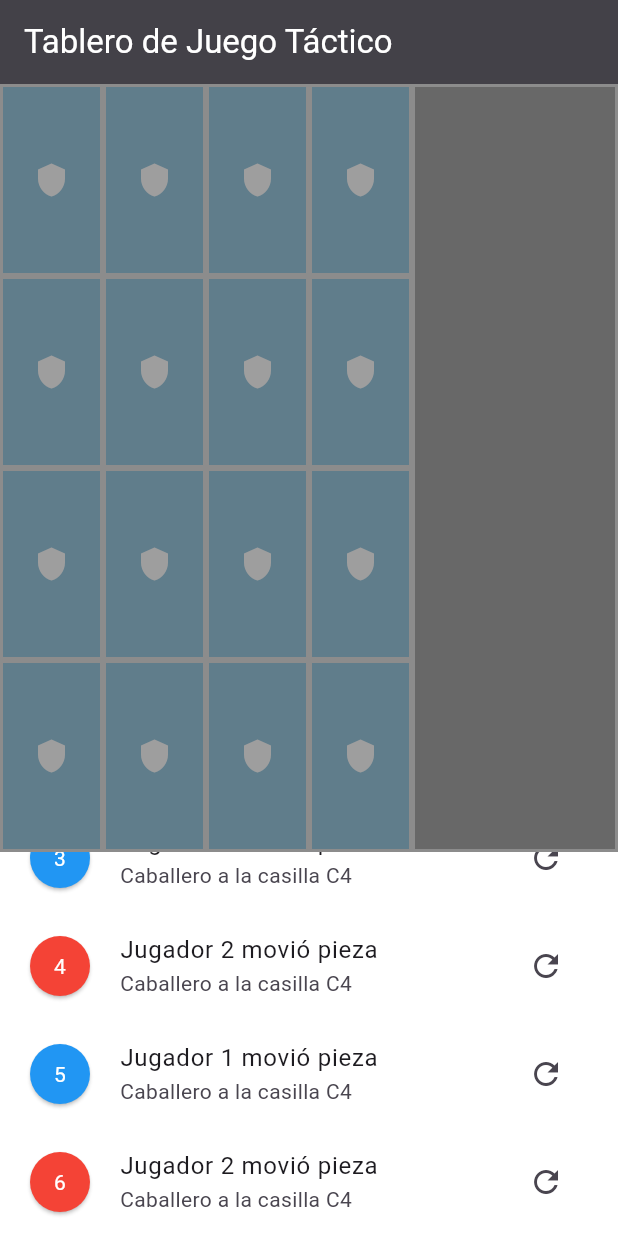
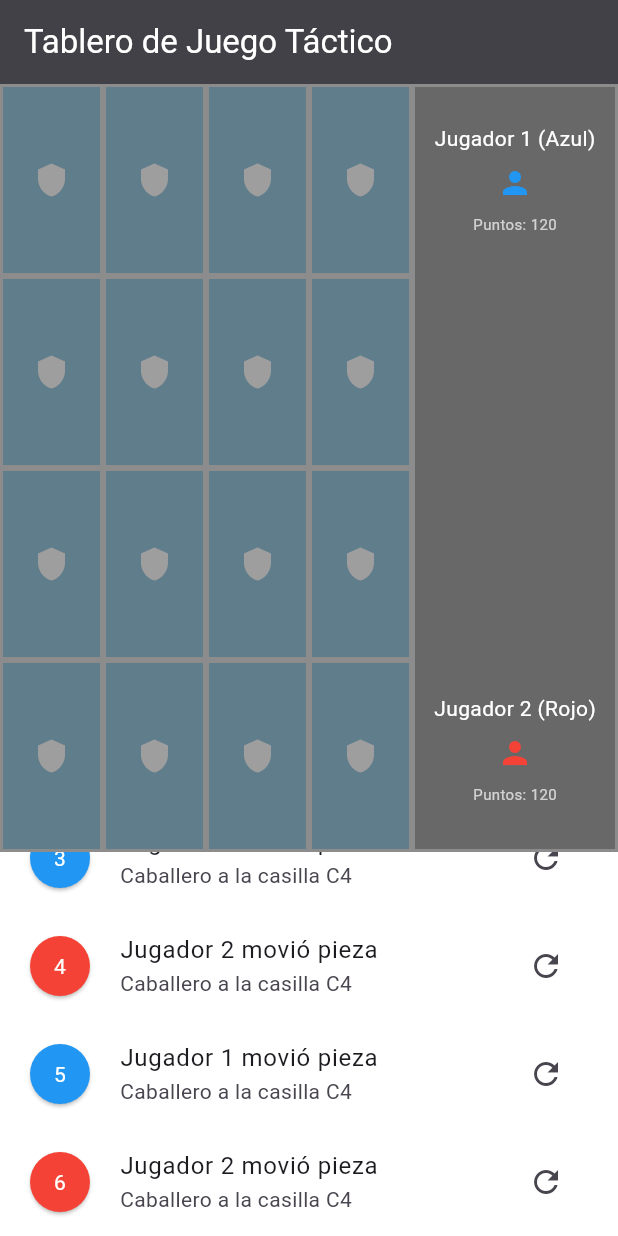
Before and after one commit to AnaDG3/Desarrollo_De_Interfaces, a Flutter app: the screen it shows after launch, scrolled down 176 dp, on a phone screen of 412 x 824 dp. Run offline on Flutter 3.47's test engine with Material 3 defaults, Android fonts, the phone set to English and light mode, and no system bars.

Commit message:
Tarea 1 entregable terminada

```diff
--- a/lib/main.dart
+++ b/lib/main.dart
@@ -185,6 +185,18 @@ class MyApp extends StatelessWidget {
                       color: Colors.black26,
                       margin: EdgeInsets.all(2),
                       alignment: Alignment.center,
+                      child: Column(
+                        mainAxisAlignment: MainAxisAlignment.center,
+                        children: [
+                          Text("Jugador 1 (Azul)", style: TextStyle(color: Colors.white),),
+                          SizedBox(height: 40, child: Icon(Icons.person, color: Colors.blue,),),
+                          SizedBox(height: 20, child: Text("Puntos: 120", style: TextStyle(color: Colors.white70, fontSize: 10),),),
+                          SizedBox(height: 300,),
+                          Text("Jugador 2 (Rojo)", style: TextStyle(color: Colors.white),),
+                          SizedBox(height: 40, child: Icon(Icons.person, color: Colors.red,),),
+                          SizedBox(height: 20, child: Text("Puntos: 120", style: TextStyle(color: Colors.white70, fontSize: 10),),)
+                        ],
+                      ),
                     ),
                   )
                 ],
```
